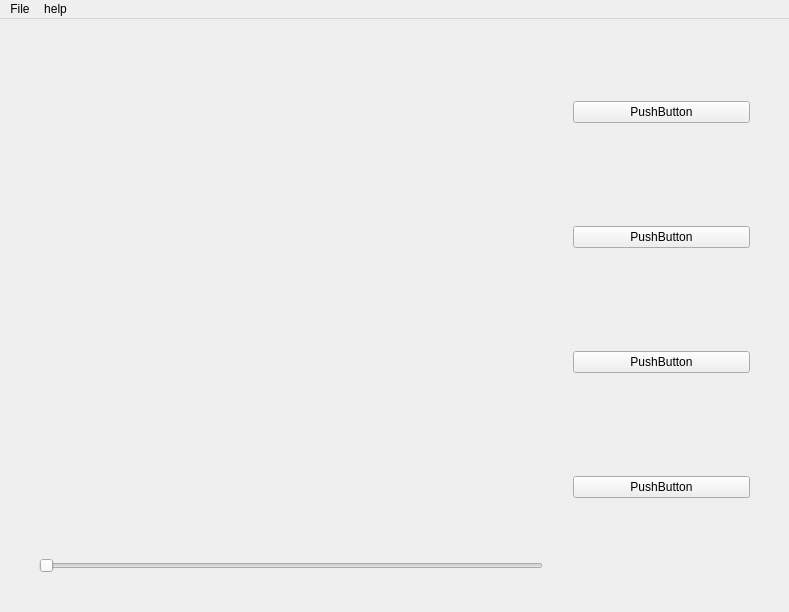
Above: core/applicationlib/renderingwindow.ui from HDominguezD/TFG before the change. Below: the same form after it.
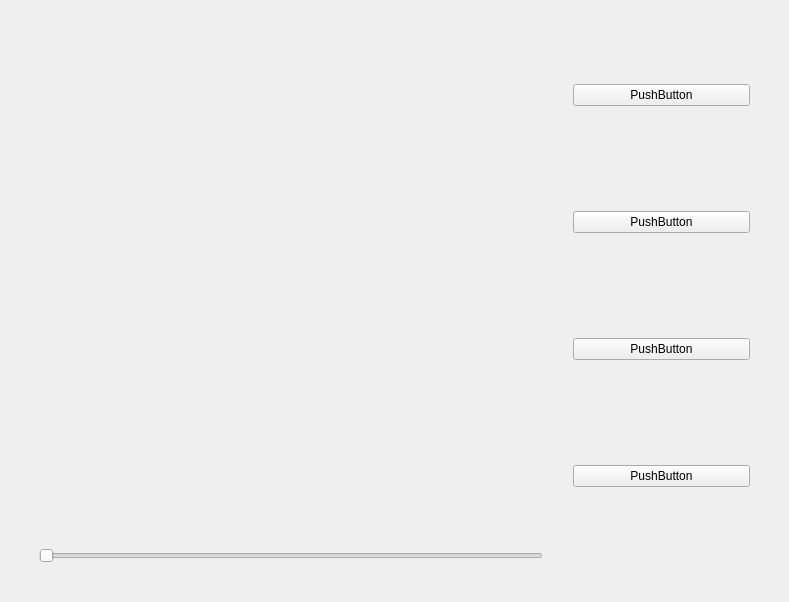
That is the form after the change. Custom widgets are drawn as their Qt base class.

```diff
--- a/core/applicationlib/renderingwindow.ui
+++ b/core/applicationlib/renderingwindow.ui
@@ -179,24 +179,6 @@
      <height>22</height>
     </rect>
    </property>
-   <widget class="QMenu" name="menuFile">
-    <property name="title">
-     <string>File</string>
-    </property>
-    <addaction name="actionopen_file"/>
-    <addaction name="actionopen_tif_file"/>
-    <addaction name="actionopen_stack_of_files"/>
-    <addaction name="actionopen_tif_Volume"/>
-    <addaction name="actionsave"/>
-    <addaction name="actionsave_as"/>
-   </widget>
-   <widget class="QMenu" name="menuhelp">
-    <property name="title">
-     <string>help</string>
-    </property>
-   </widget>
-   <addaction name="menuFile"/>
-   <addaction name="menuhelp"/>
   </widget>
   <action name="actionopen_file">
    <property name="text">
```
